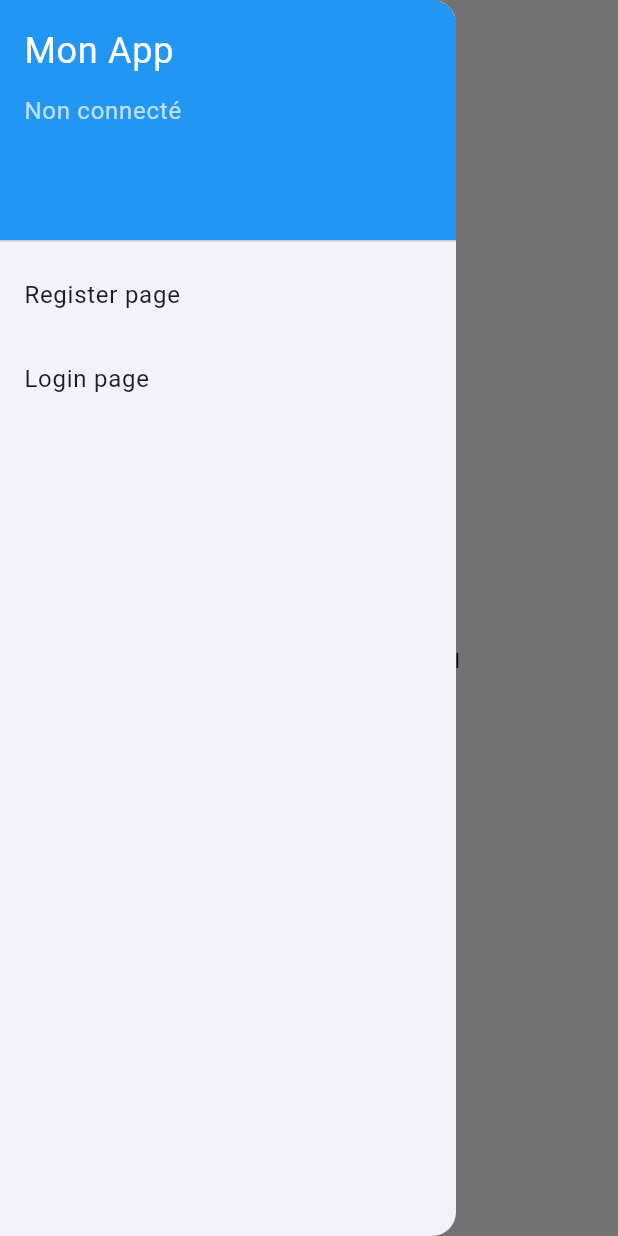
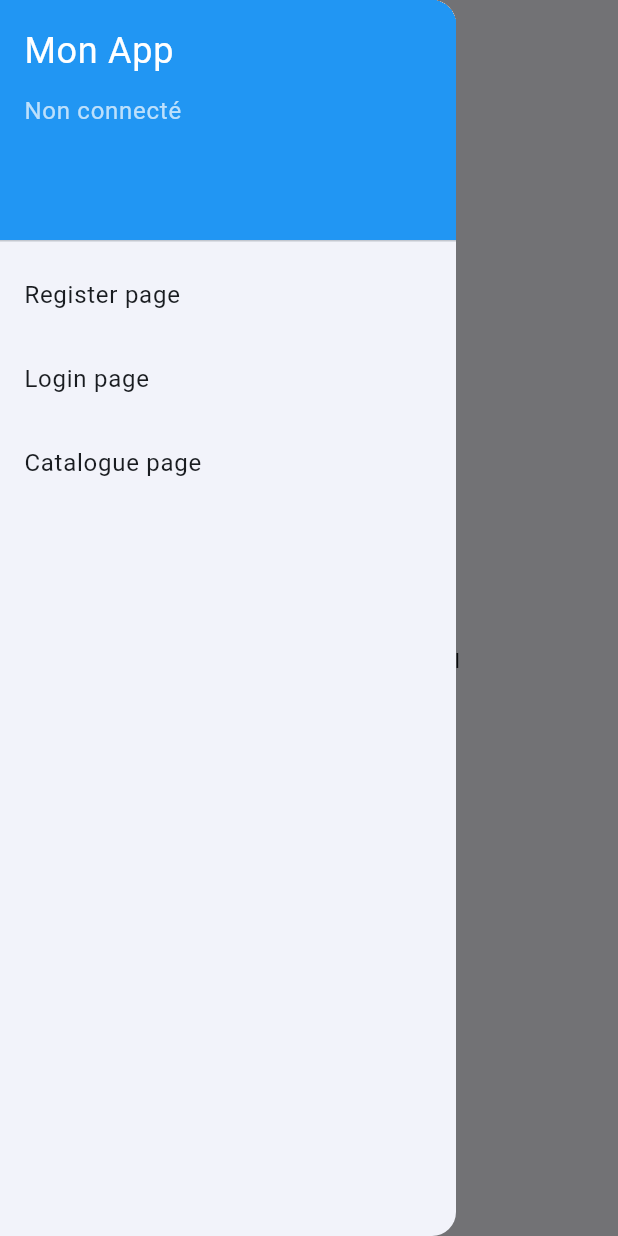
Before and after one commit to SarahOtmane/e_commerce_flutter, a Flutter app: the screen it shows after launch, with the side drawer open, on a phone screen of 412 x 824 dp. Run offline on Flutter 3.47's test engine with Material 3 defaults, Android fonts, the phone set to English and light mode, and no system bars; our stand-ins replace firebase_auth, firebase_core; accounts and stored records are empty; network calls fail; statements that could not run were skipped.

Commit message:
Ajoute un élément de menu pour accéder à la page Catalogue dans le drawer

```diff
--- a/lib/widgets/app_drawer.dart
+++ b/lib/widgets/app_drawer.dart
@@ -82,6 +82,10 @@ class AppDrawer extends StatelessWidget {
               onTap: () => _go(context, '/login'),
             ),
           ],
+          ListTile(
+            title: const Text('Catalogue page'),
+            onTap: () => _go(context, '/catalog'),
+          ),
         ],
       ),
     );
```
